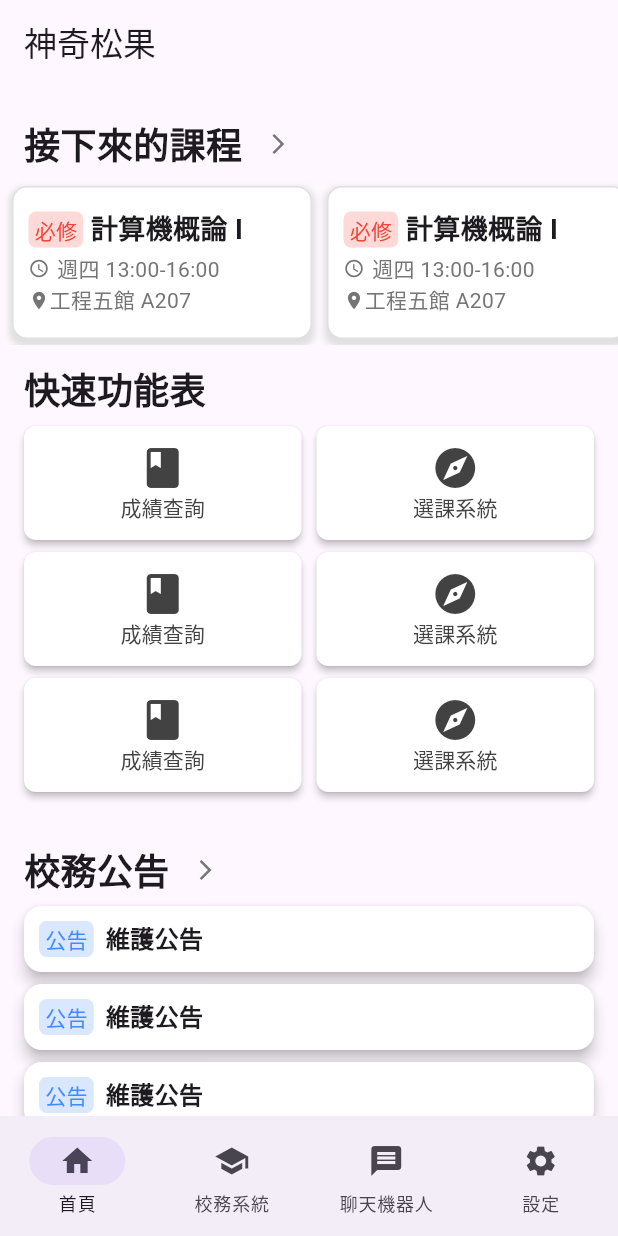
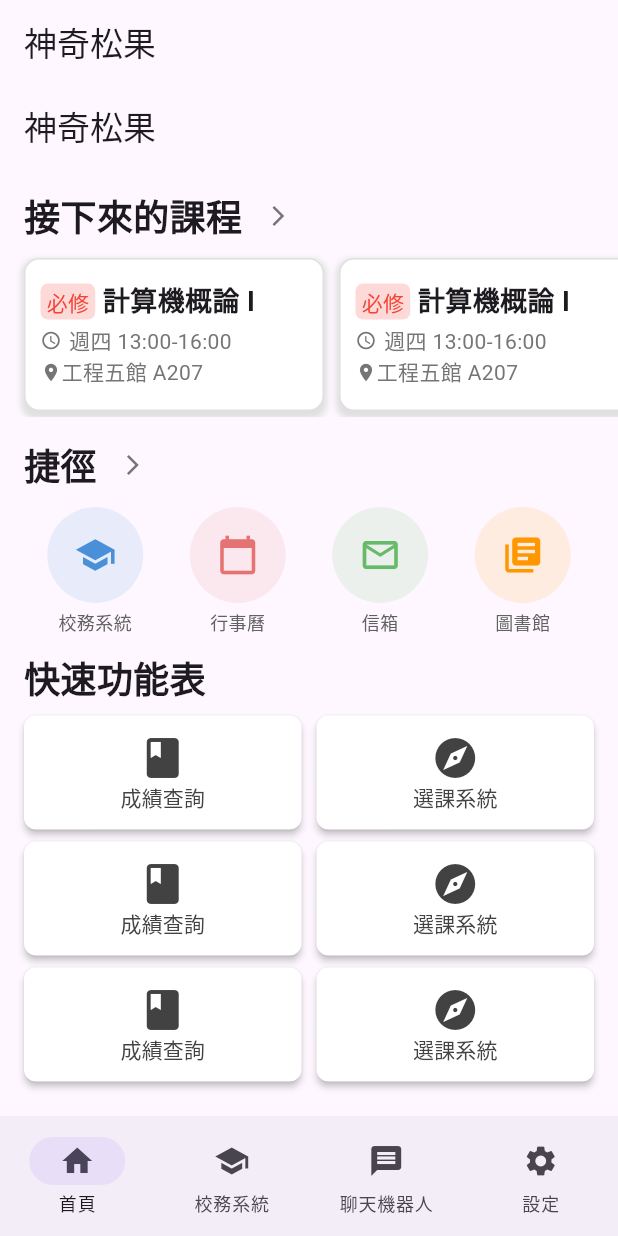
Before and after one commit to Yuyu-1115/open-ncu-prototype, a Flutter app: the screen it shows after launch, on a phone screen of 412 x 824 dp. Run offline on Flutter 3.47's test engine with Material 3 defaults, Android fonts, the phone set to English and light mode, and no system bars.

Commit message:
refactor(home): modularize homepage layout and fix padding
- Extract sections into helper methods (_buildCourseSection, etc.)
- Add reusable _buildSectionHeader and _buildQuickButtonRow
- Standardize horizontal padding to 16.0 across all sections
- Update ShortcutCircular to render label text below icon
- Use softer colors (alpha 0.12, elevation 0) for shortcut buttons
- Give each shortcut a distinct color and icon
- Use Row with Expanded instead of ListView for 4-across layout
- Wrap page in Scaffold with AppBar

Co-authored-by: Copilot <223556219+Copilot@users.noreply.github.com>

```diff
--- a/lib/components/home/section.dart
+++ b/lib/components/home/section.dart
@@ -5,10 +5,7 @@ class Section extends StatelessWidget {
 
   @override
     Widget build(BuildContext context) {
-      // TODO: implement build
-      throw UnimplementedError();
 	  return Container(
-
 	  );
     }
 }
--- /dev/null
+++ b/lib/components/shortcut.dart
@@ -0,0 +1,41 @@
+import 'package:flutter/material.dart';
+
+class ShortcutCircular extends StatelessWidget {
+  const ShortcutCircular({
+    super.key,
+    required this.icon,
+    required this.label,
+    required this.color,
+  });
+
+  final IconData icon;
+  final String label;
+  final Color color;
+
+  @override
+  Widget build(BuildContext context) {
+    return Column(
+      mainAxisSize: MainAxisSize.min,
+      children: [
+        ElevatedButton(
+          onPressed: () => print("Button Pressed"),
+          style: ElevatedButton.styleFrom(
+            shape: CircleBorder(),
+            padding: EdgeInsets.all(16),
+            backgroundColor: color.withValues(alpha: 0.12),
+            foregroundColor: color,
+            elevation: 0,
+            minimumSize: Size.fromRadius(32),
+          ),
+          child: Icon(icon, size: 28.0, color: color),
+        ),
+        const SizedBox(height: 4),
+        Text(
+          label,
+          style: TextStyle(fontSize: 12.0, color: Colors.grey.shade700),
+          textAlign: TextAlign.center,
+        ),
+      ],
+    );
+  }
+}
--- a/lib/pages/home.dart
+++ b/lib/pages/home.dart
@@ -2,26 +2,51 @@ import 'package:flutter/material.dart';
 import 'package:prototype/components/announcement_card.dart';
 import 'package:prototype/components/course_card.dart';
 import 'package:prototype/components/quick_button.dart';
+import 'package:prototype/components/shortcut.dart';
+import 'package:prototype/pages/curriculum.dart';
 
 class HomePage extends StatelessWidget {
   const HomePage({super.key});
 
+  static const _horizontalPadding = 16.0;
+  static const _sectionSpacing = 8.0;
+
   @override
   Widget build(BuildContext context) {
-    return CustomScrollView(
+    return Scaffold(
+      appBar: AppBar(title: const Text('神奇松果')),
+      body: CustomScrollView(
         slivers: [
-        SliverToBoxAdapter(
+          _buildCourseSection(context),
+          _buildShortcutSection(context),
+          _buildQuickActionSection(),
+          _buildAnnouncementSection(),
+        ],
+      ),
+    );
+  }
+
+  Widget _buildSectionHeader(
+    String title, {
+    VoidCallback? onTap,
+  }) {
+    return SliverToBoxAdapter(
       child: Padding(
-            padding: const EdgeInsets.fromLTRB(16.0, 16.0, 8.0, 0),
+        padding: const EdgeInsets.fromLTRB(
+          _horizontalPadding, _sectionSpacing, _horizontalPadding, 0,
+        ),
         child: Row(
           children: [
             Text(
-                  '接下來的課程',
-                  style: TextStyle(fontSize: 24, fontWeight: FontWeight.bold),
-                  textAlign: TextAlign.left,
+              title,
+              style: const TextStyle(
+                fontSize: 24,
+                fontWeight: FontWeight.bold,
               ),
+            ),
+            if (onTap != null)
               IconButton(
-                  onPressed: () => print('查看課表'),
+                onPressed: onTap,
                 icon: Icon(
                   Icons.arrow_forward_ios,
                   size: 16,
@@ -31,6 +56,17 @@ class HomePage extends StatelessWidget {
           ],
         ),
       ),
+    );
+  }
+
+  Widget _buildCourseSection(BuildContext context) {
+    return SliverMainAxisGroup(
+      slivers: [
+        _buildSectionHeader(
+          '接下來的課程',
+          onTap: () => Navigator.of(context).push(
+            MaterialPageRoute(builder: (context) => CurriculumPage()),
+          ),
         ),
         SliverToBoxAdapter(
           child: SizedBox(
@@ -38,11 +74,12 @@ class HomePage extends StatelessWidget {
             child: ListView.separated(
               scrollDirection: Axis.horizontal,
               padding: const EdgeInsets.symmetric(
-                horizontal: 8.0,
+                horizontal: _horizontalPadding,
                 vertical: 4.0,
               ),
               itemCount: 3,
-              separatorBuilder: (context, index) => SizedBox(width: 10),
+              separatorBuilder: (context, index) =>
+                  const SizedBox(width: 10),
               itemBuilder: (context, index) => CourseCard(
                 courseName: '計算機概論 I',
                 courseTime: '週四 13:00-16:00',
@@ -51,118 +88,137 @@ class HomePage extends StatelessWidget {
             ),
           ),
         ),
-        SliverPadding(
-          padding: const EdgeInsets.symmetric(horizontal: 16.0, vertical: 8.0),
-          sliver: SliverList(
-            delegate: SliverChildListDelegate([
-              Padding(
-                padding: EdgeInsets.symmetric(vertical: 4.0),
-                child: Text(
-                  '快速功能表',
-                  style: TextStyle(fontSize: 24, fontWeight: FontWeight.bold),
-                  textAlign: TextAlign.left,
+      ],
+    );
+  }
+
+  Widget _buildShortcutSection(BuildContext context) {
+    return SliverMainAxisGroup(
+      slivers: [
+        _buildSectionHeader(
+          '捷徑',
+          onTap: () => Navigator.of(context).push(
+            MaterialPageRoute(builder: (context) => CurriculumPage()),
           ),
         ),
-              Padding(
-                padding: EdgeInsets.symmetric(vertical: 4.0),
+        SliverPadding(
+          padding: const EdgeInsets.symmetric(
+            horizontal: _horizontalPadding,
+            vertical: 4.0,
+          ),
+          sliver: SliverToBoxAdapter(
             child: Row(
+              mainAxisAlignment: MainAxisAlignment.spaceBetween,
               children: [
-                    QuickButton(
-                      icon: Icons.book,
-                      label: "成績查詢",
-                      onPressed: () {
-                        print('成績查詢');
-                      },
-                    ),
-                    SizedBox(width: 10.0),
-                    QuickButton(
-                      icon: Icons.explore,
-                      label: "選課系統",
-                      onPressed: () {
-                        print('選課系統');
-                      },
-                    ),
-                  ],
+                Expanded(
+                  child: Center(
+                    child: ShortcutCircular(
+                      icon: Icons.school,
+                      label: '校務系統',
+                      color: Color(0xFF4A90D9),
                     ),
                   ),
-              Padding(
-                padding: EdgeInsets.symmetric(vertical: 4.0),
-                child: Row(
-                  children: [
-                    QuickButton(
-                      icon: Icons.book,
-                      label: "成績查詢",
-                      onPressed: () {
-                        print('成績查詢');
-                      },
                 ),
-                    SizedBox(width: 10.0),
-                    QuickButton(
-                      icon: Icons.explore,
-                      label: "選課系統",
-                      onPressed: () {
-                        print('選課系統');
-                      },
-                    ),
-                  ],
+                Expanded(
+                  child: Center(
+                    child: ShortcutCircular(
+                      icon: Icons.calendar_today,
+                      label: '行事曆',
+                      color: Color(0xFFE57373),
                     ),
                   ),
-              Padding(
-                padding: EdgeInsets.symmetric(vertical: 4.0),
-                child: Row(
-                  children: [
-                    QuickButton(
-                      icon: Icons.book,
-                      label: "成績查詢",
-                      onPressed: () {
-                        print('成績查詢');
-                      },
                 ),
-                    SizedBox(width: 10.0),
-                    QuickButton(
-                      icon: Icons.explore,
-                      label: "選課系統",
-                      onPressed: () {
-                        print('選課系統');
-                      },
-                    ),
-                  ],
+                Expanded(
+                  child: Center(
+                    child: ShortcutCircular(
+                      icon: Icons.mail_outline,
+                      label: '信箱',
+                      color: Color(0xFF66BB6A),
                     ),
                   ),
-            ]),
                 ),
+                Expanded(
+                  child: Center(
+                    child: ShortcutCircular(
+                      icon: Icons.library_books,
+                      label: '圖書館',
+                      color: Color(0xFFFF9800),
                     ),
-        SliverToBoxAdapter(
-          child: Padding(
-            padding: const EdgeInsets.fromLTRB(16.0, 16.0, 8.0, 0),
-            child: Row(
-              children: [
-                Text(
-                  '校務公告',
-                  style: TextStyle(fontSize: 24, fontWeight: FontWeight.bold),
-                  textAlign: TextAlign.left,
-                ),
-                IconButton(
-                  onPressed: () => print('查看課表'),
-                  icon: Icon(
-                    Icons.arrow_forward_ios,
-                    size: 16,
-                    color: Colors.grey.shade600,
                   ),
                 ),
               ],
             ),
           ),
         ),
+      ],
+    );
+  }
+
+  Widget _buildQuickButtonRow(List<({IconData icon, String label})> items) {
+    return Padding(
+      padding: const EdgeInsets.symmetric(vertical: 4.0),
+      child: Row(
+        children: items
+            .expand((item) => [
+                  if (items.indexOf(item) > 0) const SizedBox(width: 10.0),
+                  QuickButton(
+                    icon: item.icon,
+                    label: item.label,
+                    onPressed: () => print(item.label),
+                  ),
+                ])
+            .toList(),
+      ),
+    );
+  }
+
+  Widget _buildQuickActionSection() {
+    return SliverMainAxisGroup(
+      slivers: [
+        _buildSectionHeader('快速功能表'),
+        SliverPadding(
+          padding: const EdgeInsets.symmetric(
+            horizontal: _horizontalPadding,
+            vertical: 4.0,
+          ),
+          sliver: SliverList(
+            delegate: SliverChildListDelegate([
+              _buildQuickButtonRow([
+                (icon: Icons.book, label: '成績查詢'),
+                (icon: Icons.explore, label: '選課系統'),
+              ]),
+              _buildQuickButtonRow([
+                (icon: Icons.book, label: '成績查詢'),
+                (icon: Icons.explore, label: '選課系統'),
+              ]),
+              _buildQuickButtonRow([
+                (icon: Icons.book, label: '成績查詢'),
+                (icon: Icons.explore, label: '選課系統'),
+              ]),
+            ]),
+          ),
+        ),
+      ],
+    );
+  }
+
+  Widget _buildAnnouncementSection() {
+    return SliverMainAxisGroup(
+      slivers: [
+        _buildSectionHeader(
+          '校務公告',
+          onTap: () => print('查看課表'),
+        ),
         SliverToBoxAdapter(
           child: SizedBox(
             height: 200,
             child: ListView.separated(
-              scrollDirection: Axis.vertical,
+              padding: const EdgeInsets.symmetric(vertical: 4.0),
+              separatorBuilder: (context, index) =>
+                  const SizedBox(height: 8.0),
               itemBuilder: (context, index) {
                 return AnnouncementCard(label: '公告', title: '維護公告');
               },
-              separatorBuilder: (context, index) => SizedBox(height: 8.0),
               itemCount: 3,
             ),
           ),
```
Lines whose indentation alone changed are shown as unchanged.
